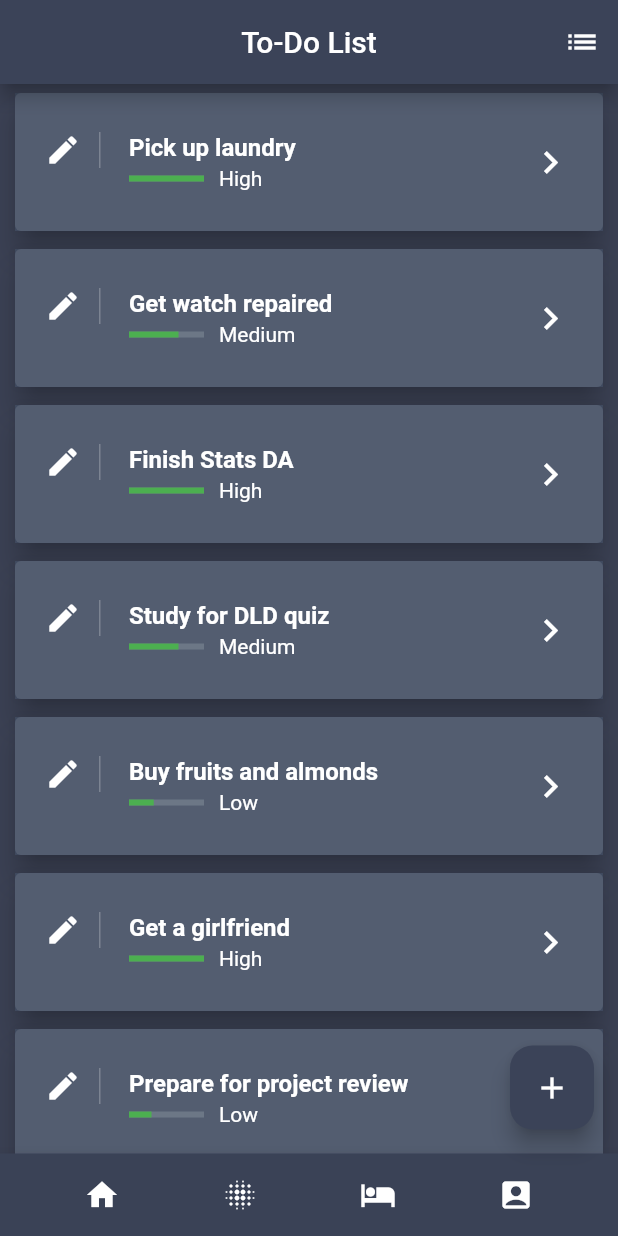
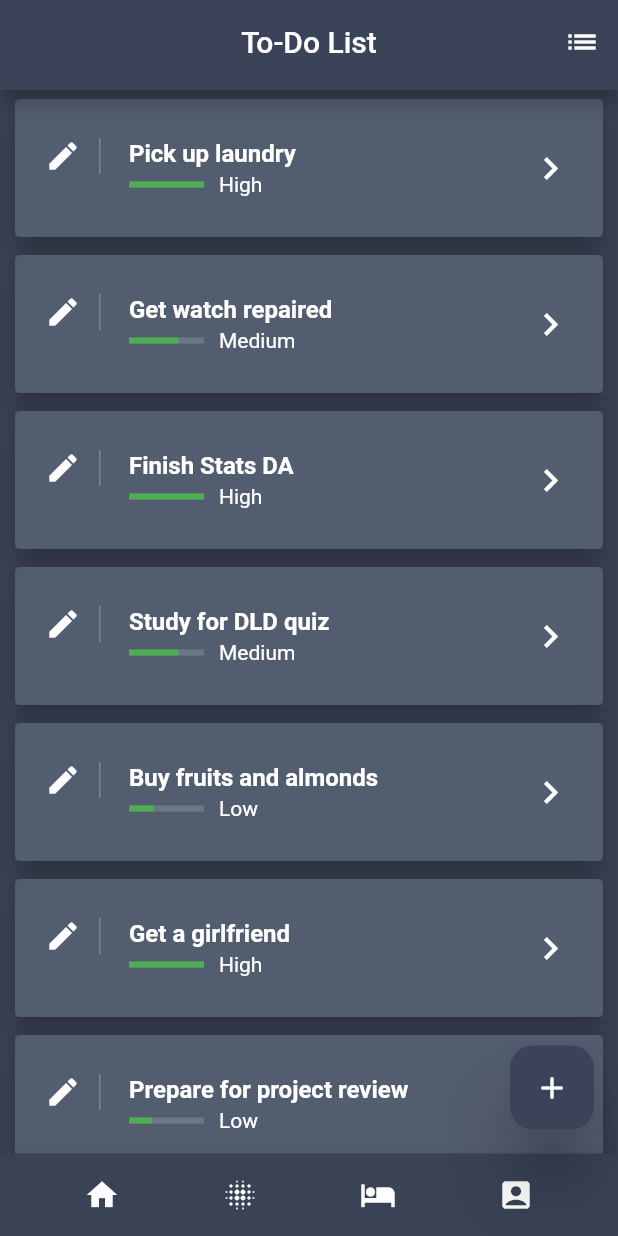
Before and after one commit to IEEE-VIT/techloop-flutter, a Flutter app: the screen it shows after launch, on a phone screen of 412 x 824 dp. Run offline on Flutter 3.47's test engine with Material 2 defaults, Android fonts, the phone set to English and light mode, and no system bars.

Commit message:
Increased the height of the app bar

```diff
--- a/lib/main.dart
+++ b/lib/main.dart
@@ -44,6 +44,7 @@ class _HomePageState extends State<HomePage> {
       ),
 
       floatingActionButton: FloatingActionButton(
+        elevation: 20,
         onPressed: (){
           return showDialog(
             context: context,
@@ -74,7 +75,6 @@ class _HomePageState extends State<HomePage> {
                           priority: _priorityController.text
                           )
                         );
-                        print(getTasks.length);
                       });
                     },
                     child: Text('ADD', style: TextStyle(
@@ -139,7 +139,9 @@ class _HomePageState extends State<HomePage> {
   }
 }
 
-final makeAppBar = AppBar(
+final makeAppBar = PreferredSize(
+  preferredSize: Size.fromHeight(60),
+  child: AppBar(
     elevation: 5,
     backgroundColor: Color.fromRGBO(59, 67, 88, 1.0),
     title: Text("To-Do List"),
@@ -150,6 +152,7 @@ final makeAppBar = AppBar(
         onPressed: () {},
       )
     ]
+  )
 );
 
 final makeBottom = Container(
```
Also changed, not shown: image.png. Lines whose indentation alone changed are shown as unchanged.
